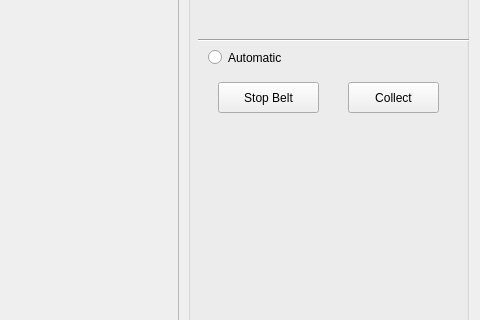
The window that windows.ui (hungtooc/find-object) describes before a commit, drawn with Qt 5; both pictures show x 592 to 1072 and y 208 to 528 of the 1072 by 684 pixel window.
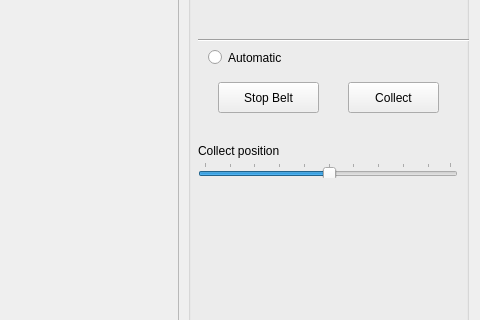
The same window after the commit. Icons and pictures are not drawn.

The edit to the form file:
```diff
--- a/windows.ui
+++ b/windows.ui
@@ -352,6 +352,44 @@
       <string>Collect</string>
      </property>
     </widget>
+    <widget class="QSlider" name="horizontalSlider_collectline">
+     <property name="geometry">
+      <rect>
+       <x>10</x>
+       <y>360</y>
+       <width>260</width>
+       <height>16</height>
+      </rect>
+     </property>
+     <property name="minimum">
+      <number>0</number>
+     </property>
+     <property name="value">
+      <number>50</number>
+     </property>
+     <property name="orientation">
+      <enum>Qt::Horizontal</enum>
+     </property>
+     <property name="tickPosition">
+      <enum>QSlider::TicksAbove</enum>
+     </property>
+     <property name="tickInterval">
+      <number>10</number>
+     </property>
+    </widget>
+    <widget class="QLabel" name="label_18">
+     <property name="geometry">
+      <rect>
+       <x>10</x>
+       <y>340</y>
+       <width>112</width>
+       <height>17</height>
+      </rect>
+     </property>
+     <property name="text">
+      <string>Collect position</string>
+     </property>
+    </widget>
    </widget>
    <widget class="QTabWidget" name="tabWidget">
     <property name="enabled">
```
Left out of the diff: 2 changed lines with no effect on the pictures.
